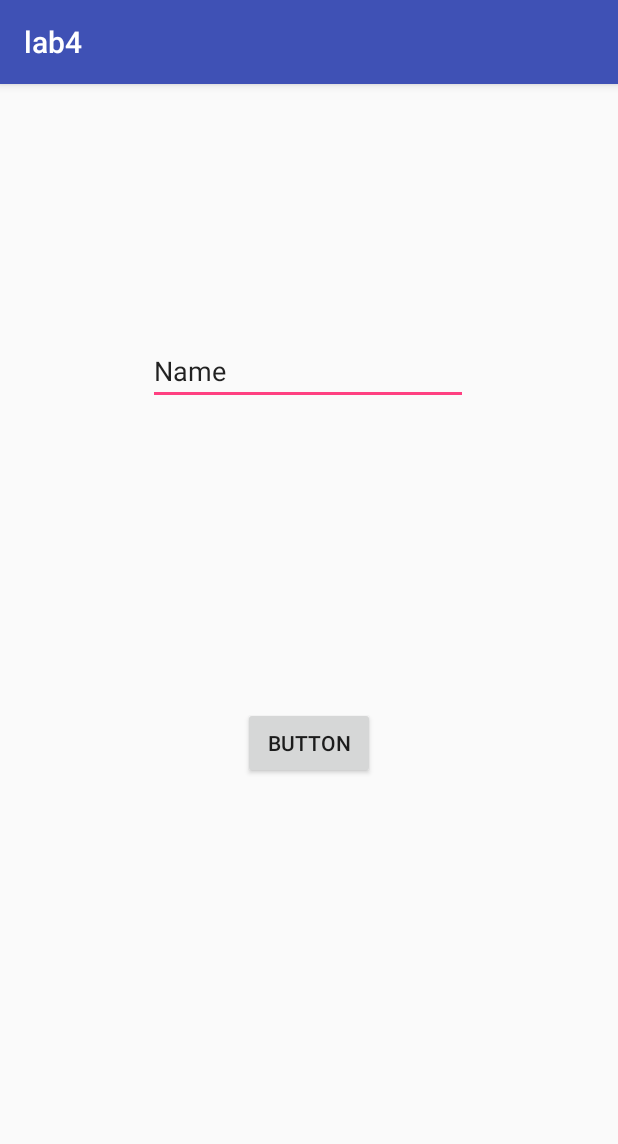
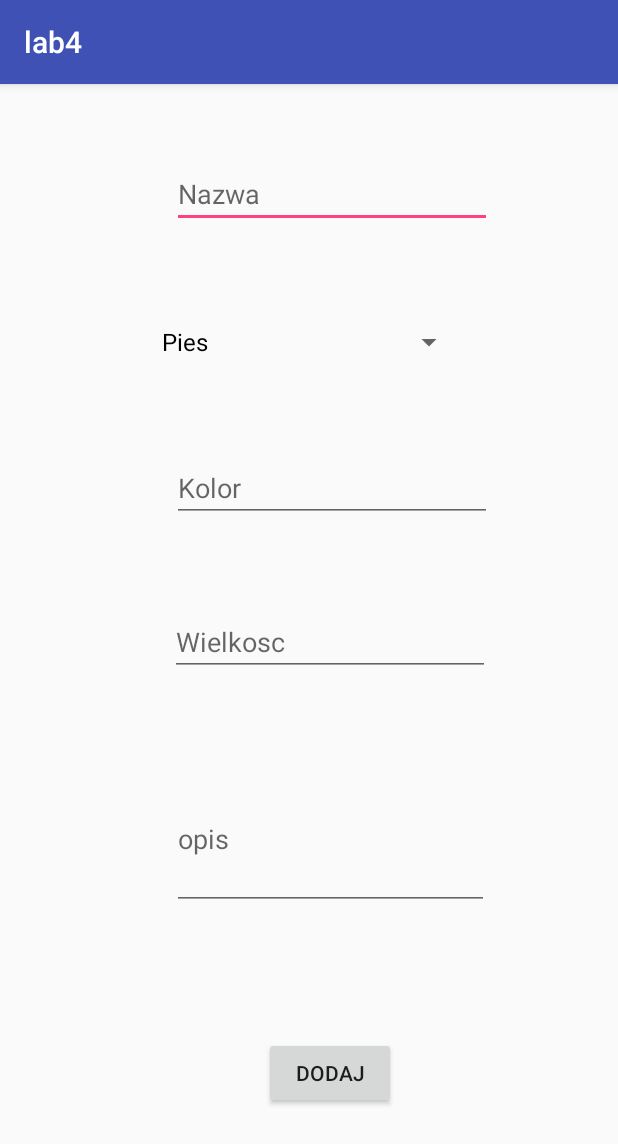
Before and after one commit to treetacle/lab4, an Android app: the DodajWpis screen opened directly, with no data from a screen before it, on a phone screen of 412 x 824 dp. Shown: the top 1144 px of the screen. Run offline under Robolectric (Android 15) with nearby library versions, the phone set to English and light mode, and no system bars.

Commit message:
4-dodawanie wpisu lab5

```diff
--- a/app/src/main/java/com/example/treetacle/lab4/DodajWpis.java
+++ b/app/src/main/java/com/example/treetacle/lab4/DodajWpis.java
@@ -1,10 +1,13 @@
 package com.example.treetacle.lab4;
 
+import android.annotation.SuppressLint;
 import android.content.Intent;
 import android.support.v7.app.AppCompatActivity;
 import android.os.Bundle;
 import android.view.View;
+import android.widget.ArrayAdapter;
 import android.widget.EditText;
+import android.widget.Spinner;
 
 public class DodajWpis extends AppCompatActivity {
 
@@ -12,14 +15,34 @@ public class DodajWpis extends AppCompatActivity {
     protected void onCreate(Bundle savedInstanceState) {
         super.onCreate(savedInstanceState);
         setContentView(R.layout.activity_dodaj_wpis);
+
+        ArrayAdapter gatunki = new ArrayAdapter(
+                this,
+                android.R.layout.simple_spinner_dropdown_item,
+                new String[] {"Pies", "Kot", "Rybki"});
+        Spinner gatunek = (Spinner) findViewById(R.id.gatunek);
+        gatunek.setAdapter(gatunki);
+
     }
 
     public void wyslij (View view)
     {
-        EditText kontrolka = (EditText)findViewById(R.id.editText);
-        String pole = kontrolka.getText().toString();
+        EditText kolor = (EditText) findViewById
+                (R.id.kolor);
+        EditText wielkosc = (EditText)
+                findViewById (R.id.wielkosc);
+        EditText opis = (EditText) findViewById
+                (R.id.opis);
+        Spinner gatunek = (Spinner) findViewById
+                (R.id.gatunek);
+        Animal zwierze = new Animal(
+                gatunek.getSelectedItem().toString(),
+                kolor.getText().toString(),
+                Float.valueOf(wielkosc.getText().toString()),
+                opis.getText().toString()
+        );
         Intent intencja = new Intent();
-        intencja.putExtra("wpis", pole);
+        intencja.putExtra("nowy", zwierze);
         setResult(RESULT_OK, intencja);
         finish();
     }
--- a/app/src/main/java/com/example/treetacle/lab4/MainActivity.java
+++ b/app/src/main/java/com/example/treetacle/lab4/MainActivity.java
@@ -16,6 +16,7 @@ import java.util.Arrays;
 public class MainActivity extends AppCompatActivity {
 private ArrayList<String> target;
 private SimpleCursorAdapter adapter;
+MySQLite db = new MySQLite(this);
 
     @Override
     protected void onCreate(Bundle savedInstanceState) {
@@ -28,7 +29,6 @@ private SimpleCursorAdapter adapter;
         this.target = new ArrayList<String>();
         this.target.addAll(Arrays.asList(values));
 
-        MySQLite db = new MySQLite(this);
 
         this.adapter = new SimpleCursorAdapter(
                 this,
@@ -60,15 +60,18 @@ private SimpleCursorAdapter adapter;
     }
 
     @Override
-    protected void onActivityResult(
-            int requestCode, int resultCode, Intent data)
+    protected void onActivityResult(int requestCode, int resultCode, Intent data)
     {
         if(requestCode==1 && resultCode==RESULT_OK)
         {
             Bundle extras = data.getExtras();
-            String nowy = (String)extras.get("wpis");
-            target.add(nowy);
+            Animal nowy = (Animal)
+                    extras.getSerializable("nowy");
+
+            this.db.dodaj(nowy);
+            adapter.changeCursor(db.lista());
             adapter.notifyDataSetChanged();
+
         }
     }
 }
--- a/app/src/main/res/layout/activity_dodaj_wpis.xml
+++ b/app/src/main/res/layout/activity_dodaj_wpis.xml
@@ -10,15 +10,16 @@
         android:id="@+id/editText"
         android:layout_width="wrap_content"
         android:layout_height="wrap_content"
-        android:layout_marginBottom="70dp"
-        android:layout_marginEnd="85dp"
-        android:layout_marginStart="84dp"
-        android:layout_marginTop="106dp"
+        android:layout_marginBottom="8dp"
+        android:layout_marginEnd="84dp"
+        android:layout_marginStart="85dp"
+        android:layout_marginTop="16dp"
         android:ems="10"
         android:inputType="textPersonName"
-        android:text="Name"
-        app:layout_constraintBottom_toTopOf="@+id/button"
+        android:hint="Nazwa"
+        app:layout_constraintBottom_toTopOf="@+id/gatunek"
         app:layout_constraintEnd_toEndOf="parent"
+        app:layout_constraintHorizontal_bias="1.0"
         app:layout_constraintStart_toStartOf="parent"
         app:layout_constraintTop_toTopOf="parent" />
 
@@ -26,14 +27,81 @@
         android:id="@+id/button"
         android:layout_width="wrap_content"
         android:layout_height="wrap_content"
-        android:layout_marginBottom="242dp"
+        android:layout_marginBottom="50dp"
         android:layout_marginEnd="148dp"
         android:layout_marginStart="148dp"
-        android:layout_marginTop="69dp"
+        android:layout_marginTop="16dp"
         android:onClick="wyslij"
-        android:text="Button"
+        android:text="Dodaj"
         app:layout_constraintBottom_toBottomOf="parent"
+        app:layout_constraintEnd_toEndOf="parent"
+        app:layout_constraintHorizontal_bias="1.0"
+        app:layout_constraintStart_toStartOf="parent"
+        app:layout_constraintTop_toBottomOf="@+id/opis" />
+
+
+    <EditText
+        android:id="@+id/kolor"
+        android:layout_width="wrap_content"
+        android:layout_height="wrap_content"
+        android:layout_marginEnd="84dp"
+        android:layout_marginStart="85dp"
+        android:layout_marginTop="22dp"
+        android:ems="10"
+        android:hint="Kolor"
+        android:inputType="textPersonName"
+        app:layout_constraintBottom_toTopOf="@+id/wielkosc"
+        app:layout_constraintEnd_toEndOf="parent"
+        app:layout_constraintHorizontal_bias="1.0"
+        app:layout_constraintStart_toStartOf="parent"
+        app:layout_constraintTop_toBottomOf="@+id/gatunek" />
+
+    <EditText
+        android:id="@+id/wielkosc"
+        android:layout_width="wrap_content"
+        android:layout_height="wrap_content"
+        android:layout_marginBottom="11dp"
+        android:layout_marginEnd="85dp"
+        android:layout_marginStart="84dp"
+        android:layout_marginTop="22dp"
+        android:ems="10"
+        android:hint="Wielkosc"
+        android:inputType="number"
+        app:layout_constraintBottom_toTopOf="@+id/opis"
+        app:layout_constraintEnd_toEndOf="parent"
+        app:layout_constraintHorizontal_bias="1.0"
+        app:layout_constraintStart_toStartOf="parent"
+        app:layout_constraintTop_toBottomOf="@+id/kolor" />
+
+    <EditText
+        android:id="@+id/opis"
+        android:layout_width="211dp"
+        android:layout_height="94dp"
+        android:layout_marginBottom="33dp"
+        android:layout_marginEnd="86dp"
+        android:layout_marginStart="86dp"
+        android:layout_marginTop="16dp"
+        android:ems="10"
+        android:hint="opis"
+        android:inputType="textMultiLine"
+        app:layout_constraintBottom_toTopOf="@+id/button"
+        app:layout_constraintEnd_toEndOf="parent"
+        app:layout_constraintHorizontal_bias="1.0"
+        app:layout_constraintStart_toStartOf="parent"
+        app:layout_constraintTop_toBottomOf="@+id/wielkosc" />
+
+    <Spinner
+        android:id="@+id/gatunek"
+        android:layout_width="210dp"
+        android:layout_height="33dp"
+        android:layout_marginBottom="1dp"
+        android:layout_marginEnd="88dp"
+        android:layout_marginStart="86dp"
+        android:layout_marginTop="16dp"
+        android:hint="opis"
+        app:layout_constraintBottom_toTopOf="@+id/kolor"
         app:layout_constraintEnd_toEndOf="parent"
         app:layout_constraintStart_toStartOf="parent"
         app:layout_constraintTop_toBottomOf="@+id/editText" />
+
 </android.support.constraint.ConstraintLayout>
```
